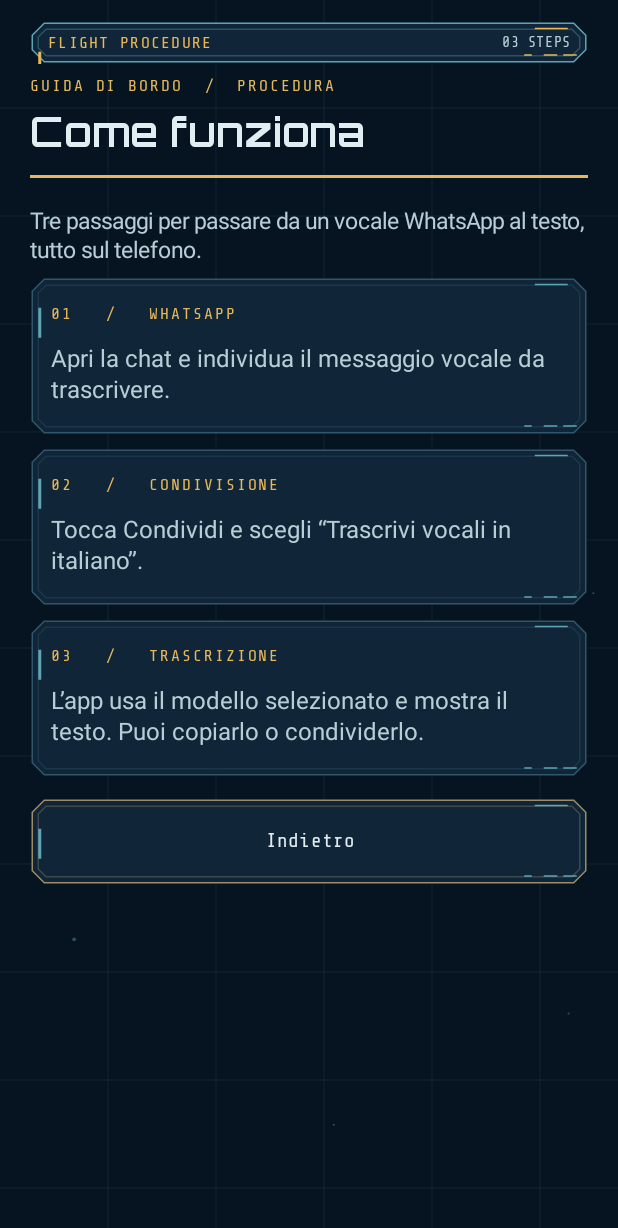
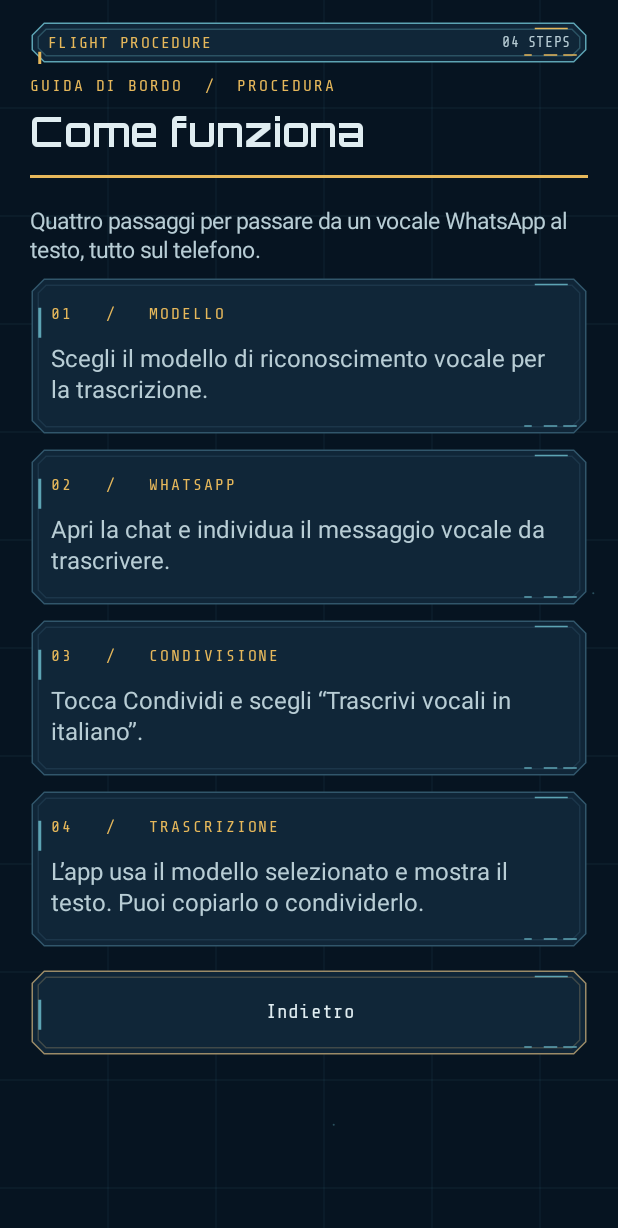
Before and after one commit to realtebo/trascrivi-vocali, an Android app: the screen it shows after launch (MainActivity), after a tap on "Come funziona", on a phone screen of 412 x 824 dp. Shown: the top 1228 px of the screen. Run offline under Robolectric (Android 15) with nearby library versions, the phone set to English and light mode, and no system bars.

Commit message:
docs: add model selection guide step

```diff
--- a/app/src/main/java/it/local/vocaltranscribers/MainActivity.kt
+++ b/app/src/main/java/it/local/vocaltranscribers/MainActivity.kt
@@ -303,16 +303,17 @@ class MainActivity : Activity() {
         statusView = null
         stopTranscriptionButton = null
         val (page, scroll) = createPage()
-        page.addView(consoleStrip("FLIGHT PROCEDURE", "03 STEPS"), matchWrap())
+        page.addView(consoleStrip("FLIGHT PROCEDURE", "04 STEPS"), matchWrap())
         page.addView(eyebrow("GUIDA DI BORDO  /  PROCEDURA"), matchWrap())
         page.addView(title("Come funziona"), matchWrap())
         page.addView(accentRule())
-        page.addView(bodyText("Tre passaggi per passare da un vocale WhatsApp al testo, tutto sul telefono.", 15f), matchWrap())
+        page.addView(bodyText("Quattro passaggi per passare da un vocale WhatsApp al testo, tutto sul telefono.", 15f), matchWrap())
 
         val steps = listOf(
-            "01  /  WHATSAPP" to "Apri la chat e individua il messaggio vocale da trascrivere.",
-            "02  /  CONDIVISIONE" to "Tocca Condividi e scegli “Trascrivi vocali in italiano”.",
-            "03  /  TRASCRIZIONE" to "L’app usa il modello selezionato e mostra il testo. Puoi copiarlo o condividerlo.",
+            "01  /  MODELLO" to "Scegli il modello di riconoscimento vocale per la trascrizione.",
+            "02  /  WHATSAPP" to "Apri la chat e individua il messaggio vocale da trascrivere.",
+            "03  /  CONDIVISIONE" to "Tocca Condividi e scegli “Trascrivi vocali in italiano”.",
+            "04  /  TRASCRIZIONE" to "L’app usa il modello selezionato e mostra il testo. Puoi copiarlo o condividerlo.",
         )
         steps.forEachIndexed { index, (heading, description) ->
             val stepPanel = panel().apply {
```
